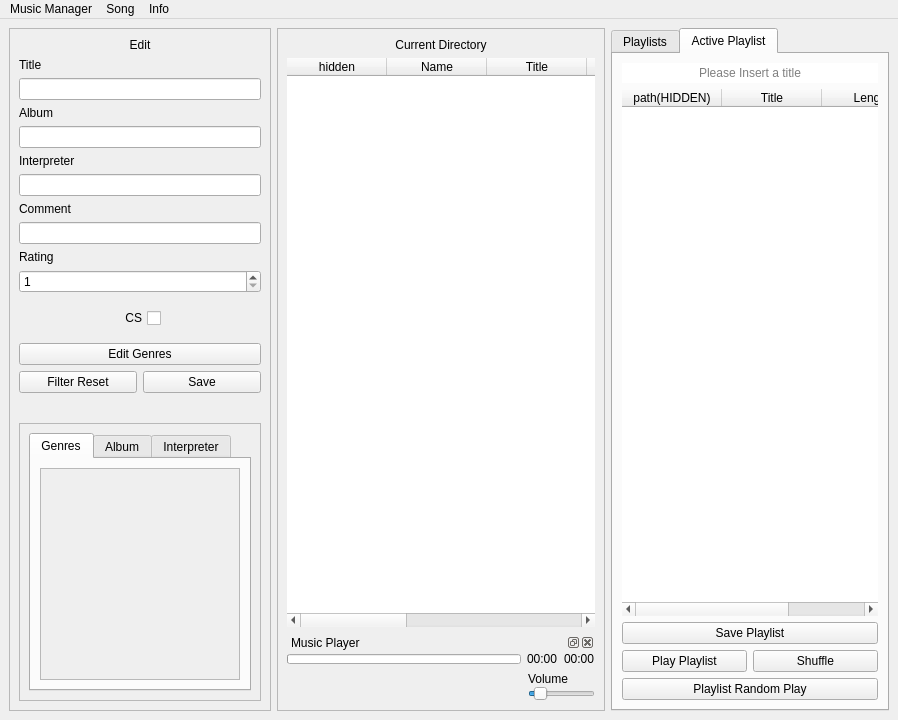
Above: music_manager/views/GUI.ui from cedi4155476/musicmanager before the change. Below: the same form after it.
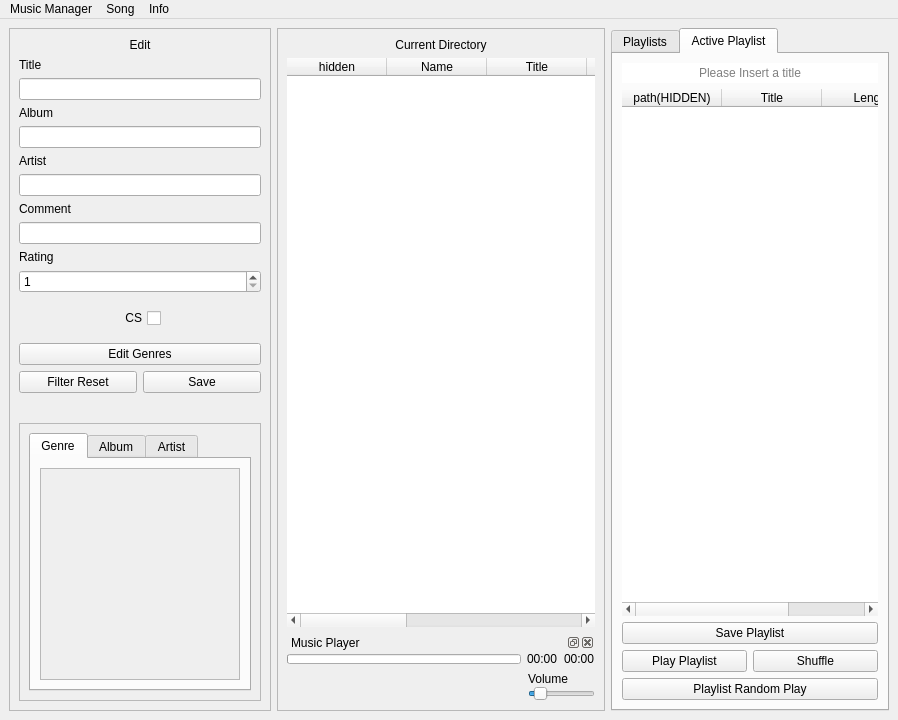
That is the form after the change. Icons and pictures are not drawn. Custom widgets are drawn as their Qt base class.

```diff
--- a/music_manager/views/GUI.ui
+++ b/music_manager/views/GUI.ui
@@ -74,7 +74,7 @@
            <item>
             <widget class="QLabel" name="label">
              <property name="text">
-              <string>Interpreter</string>
+              <string>Artist</string>
              </property>
             </widget>
            </item>
@@ -231,7 +231,7 @@
               </property>
               <widget class="QWidget" name="genretab">
                <attribute name="title">
-                <string>Genres</string>
+                <string>Genre</string>
                </attribute>
                <layout class="QGridLayout" name="gridLayout_5">
                 <item row="0" column="0">
@@ -333,7 +333,7 @@
               </widget>
               <widget class="QWidget" name="interpretertab">
                <attribute name="title">
-                <string>Interpreter</string>
+                <string>Artist</string>
                </attribute>
                <layout class="QGridLayout" name="gridLayout_9">
                 <item row="0" column="0">
```
Left out of the diff: 14 changed lines with no effect on the pictures.
